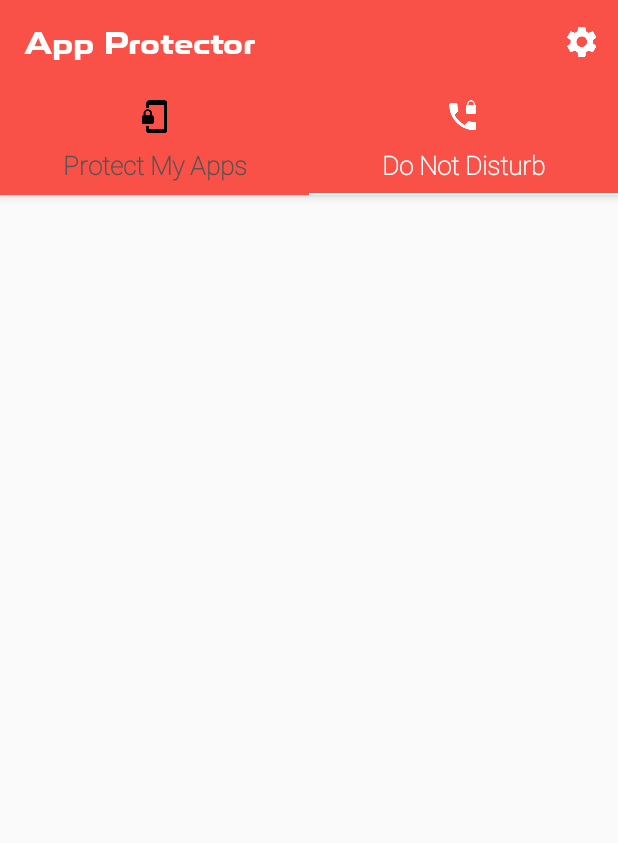
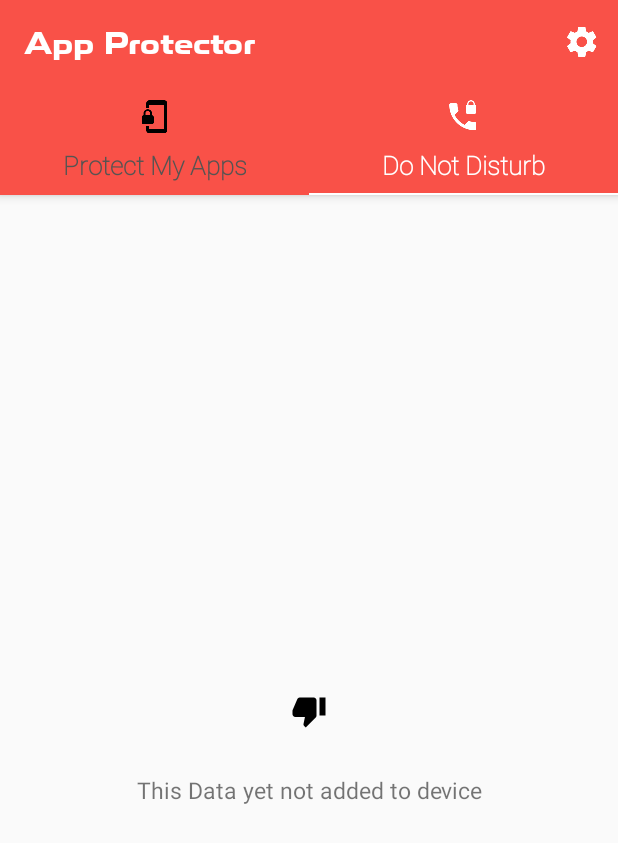
Before and after one commit to imsinghdurgesg/Untrusted, an Android app: the AppFragment screen opened directly, with no data from a screen before it, tab 2 chosen, on a phone screen of 412 x 824 dp. Shown: the top 843 px of the screen. Run offline under Robolectric (Android 15) with nearby library versions, the phone set to English and light mode, and no system bars; libraries missing offline, so code that uses them is left out: com.amulyakhare.textdrawable; 2 statements that could not run were skipped.

Commit message:
Showing no datat layout on no data

```diff
--- a/app/src/main/java/app/untrusted/fragments/AppFragment.java
+++ b/app/src/main/java/app/untrusted/fragments/AppFragment.java
@@ -13,6 +13,7 @@ import android.util.Log;
 import android.view.LayoutInflater;
 import android.view.View;
 import android.view.ViewGroup;
+import android.widget.LinearLayout;
 import android.widget.ProgressBar;
 
 import java.util.ArrayList;
@@ -35,6 +36,7 @@ public class AppFragment extends BaseFragment implements FetchData.GetList {
     InstalledAppsAdapter mAdapter;
    // ProgressBar pgBar;
     ArrayList<CheckBoxState> appList;
+    LinearLayout layNoData;
     AlertDialog.Builder builder;
     public AppFragment() {
         // Required empty public constructor
@@ -43,7 +45,7 @@ public class AppFragment extends BaseFragment implements FetchData.GetList {
     @Override
     public void getList(ArrayList<?> list)
     {
-        if(list!=null)
+        if(list!=null && list.size()>0)
         {
             tempPackage= (ArrayList<CheckBoxState>) ((ArrayList<CheckBoxState>)list).clone();
             new Handler().postDelayed(new Runnable() {
@@ -65,6 +67,12 @@ public class AppFragment extends BaseFragment implements FetchData.GetList {
 */
 
             Log.e("Hello","GetList");
+        }
+        else
+        {
+            hideProgressDialog();
+            layNoData.setVisibility(LinearLayout.VISIBLE);
+
         }
 
 
@@ -92,6 +100,8 @@ public class AppFragment extends BaseFragment implements FetchData.GetList {
         // Inflate the layout for this fragment
         View view = inflater.inflate(R.layout.activity_app_list, container, false);
      //   pgBar=(ProgressBar) view.findViewById(R.id.pg_bar);
+        layNoData=(LinearLayout)view.findViewById(R.id.lay_no_data);
+        layNoData.setVisibility(LinearLayout.GONE);
         mContext = getContext();
         mContext.startService(new Intent(mContext, SecureMyAppsService.class));
         // Get the activity
--- a/app/src/main/java/app/untrusted/fragments/CallFragment.java
+++ b/app/src/main/java/app/untrusted/fragments/CallFragment.java
@@ -70,6 +70,7 @@ public class CallFragment extends BaseFragment implements FetchData.GetList
     Button permission,reload;
     Button permit;
     LinearLayout layoutNoContact;
+    LinearLayout layoutNoData;
     private RelativeLayout rootlayout;
     TextView txt_name,txt_phone;
 
@@ -96,7 +97,7 @@ public class CallFragment extends BaseFragment implements FetchData.GetList
     @Override
     public void getList(ArrayList<?> list)
     {
-        if(list!=null)
+        if(list!=null && list.size()>0)
         {
             contactListTemp= (ArrayList<Contact>) ((ArrayList<Contact>)list).clone();
 
@@ -119,8 +120,12 @@ public class CallFragment extends BaseFragment implements FetchData.GetList
 
 
                 }
-            }, 10);
+            }, 5);
             Log.e("Hello","GetList");
+        }
+         else
+        {
+            layoutNoData.setVisibility(LinearLayout.VISIBLE);
         }
 
     }
@@ -134,6 +139,7 @@ public class CallFragment extends BaseFragment implements FetchData.GetList
         Log.e("Hello","OnCreateView");
         View view=inflater.inflate(R.layout.fragment_call, container, false);
         layoutNoContact=(LinearLayout)view.findViewById(R.id.lay_contact);
+        layoutNoData=(LinearLayout)view.findViewById(R.id.lay_no_data);
         rootlayout=(RelativeLayout)view.findViewById(R.id.mainll);
         View parentLayout = view.findViewById(android.R.id.content);
         permission=(Button) view.findViewById(R.id.permission);
@@ -142,6 +148,7 @@ public class CallFragment extends BaseFragment implements FetchData.GetList
         recyclerView=(RecyclerView)view.findViewById(R.id.recycler_view);
         if (Build.VERSION.SDK_INT >= Build.VERSION_CODES.M && getActivity().checkSelfPermission(Manifest.permission.READ_CONTACTS) != PackageManager.PERMISSION_GRANTED)
         {
+            layoutNoData.setVisibility(LinearLayout.GONE);
             //Showing the SnackBar if User has denied the Access to Contatcs
            // contactList = (ArrayList<Contact>) requestContacts().clone();
             permission.setOnClickListener(new OnClickListener()
@@ -183,6 +190,7 @@ public class CallFragment extends BaseFragment implements FetchData.GetList
             });
         }
         else {
+            layoutNoData.setVisibility(LinearLayout.GONE);
             layoutNoContact.setVisibility(LinearLayout.GONE);
             //First of all getting all the BlockedContacts list that user has selected last time
             SharedPreferences appSharedPrefs = getActivity().getSharedPreferences("BlockedContacts", Context.MODE_PRIVATE);
--- a/app/src/main/res/layout/fragment_call.xml
+++ b/app/src/main/res/layout/fragment_call.xml
@@ -64,5 +64,30 @@
 
     </LinearLayout>
 
+    <LinearLayout
+        android:id="@+id/lay_no_data"
+        android:layout_width="match_parent"
+        android:layout_height="wrap_content"
+        android:orientation="vertical"
+        android:layout_marginBottom="@dimen/ten_dim"
+        android:layout_centerInParent="true"
+
+        >
+        <ImageView
+            android:layout_width="match_parent"
+            android:layout_height="wrap_content"
+            android:layout_marginBottom="20dp"
+            android:src="@drawable/no_data"/>
+        <TextView
+            android:layout_width="match_parent"
+            android:layout_height="wrap_content"
+            android:textSize="15sp"
+            android:gravity="center"
+            android:paddingLeft="@dimen/ten_dim"
+            android:padding="@dimen/ten_dim"
+            android:text="This Data yet not added to device"
+            />
+    </LinearLayout>
+
 
 </RelativeLayout>
```
Also changed, not shown: app/src/main/res/layout/activity_app_list.xml (+29 -6 lines), app/src/main/res/drawable-hdpi/no_data.png (added), app/src/main/res/drawable-mdpi/no_data.png (added), app/src/main/res/drawable-xhdpi/no_data.png (added), app/src/main/res/drawable-xxhdpi/no_data.png (added), app/src/main/res/drawable-xxxhdpi/no_data.png (added).
